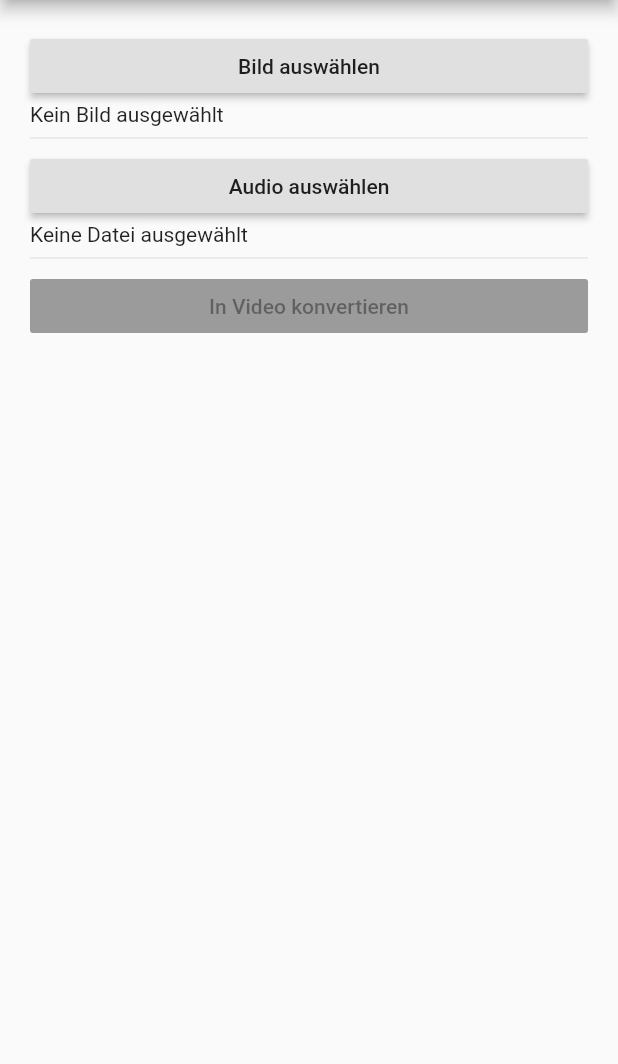
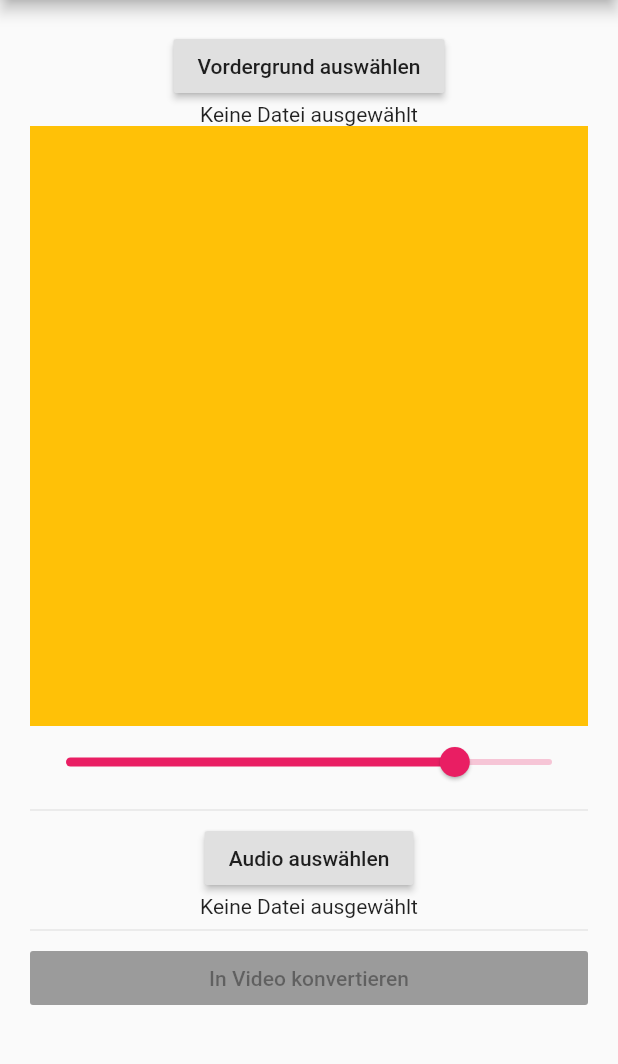
Before and after one commit to doodlezucc/SnippetFeed, a Flutter app: the screen it shows after launch, on a phone screen of 412 x 824 dp, the part 84-1148 px from its top. Run offline on Flutter 3.47's test engine with Material 2 defaults, Android fonts, the phone set to English and light mode, and no system bars; our stand-ins replace file_picker, transparent_image; missing offline and left inert: esys_flutter_share, flutter_ffmpeg, flutter_sound.

Commit message:
introduced status file class

```diff
--- a/lib/main.dart
+++ b/lib/main.dart
@@ -33,16 +33,26 @@ class MyHomePage extends StatefulWidget {
   _MyHomePageState createState() => _MyHomePageState();
 }
 
+class StatusFile {
+  FileStatus status;
+  File file;
+  FileType type;
+
+  StatusFile({@required this.type, this.status = FileStatus.NONE, this.file});
+}
+
 enum FileStatus { NONE, LOADING, FINISHED }
 
 class _MyHomePageState extends State<MyHomePage> {
-  File image;
-  File audio;
+  StatusFile front = StatusFile(type: FileType.IMAGE);
+  StatusFile back = StatusFile(type: FileType.IMAGE);
+  StatusFile audio = StatusFile(type: FileType.AUDIO);
+
+  double frontSize = 0.8;
+
   Directory appDir;
   int durationInMs;
   List<File> filesSorted;
-  FileStatus audioStatus = FileStatus.NONE;
-  FileStatus imageStatus = FileStatus.NONE;
 
   @override
   void initState() {
@@ -95,7 +105,7 @@ class _MyHomePageState extends State<MyHomePage> {
 
   void retrieveDuration() async {
     Map<dynamic, dynamic> info =
-        await _flutterFFmpeg.getMediaInformation(audio.path);
+        await _flutterFFmpeg.getMediaInformation(audio.file.path);
     int duration = info["duration"];
     print(duration);
     durationInMs = duration;
@@ -110,6 +120,8 @@ class _MyHomePageState extends State<MyHomePage> {
     setState(() {});
   }
 
+  void update(StatusFile file) => setState(() {});
+
   @override
   Widget build(BuildContext context) {
     return Scaffold(
@@ -119,72 +131,53 @@ class _MyHomePageState extends State<MyHomePage> {
         body: ListView(
           padding: EdgeInsets.all(20),
           children: <Widget>[
-            RaisedButton(
-              child: Text("Bild auswählen"),
-              onPressed: () async {
-                setState(() {
-                  imageStatus = FileStatus.LOADING;
-                });
-                String path =
-                    await FilePicker.getFilePath(type: FileType.IMAGE);
-                setState(() {
-                  if (path != null) {
-                    image = File(path);
-                    imageStatus = FileStatus.FINISHED;
-                  } else {
-                    imageStatus =
-                        image == null ? FileStatus.NONE : FileStatus.FINISHED;
-                  }
-                });
-              },
+            FileChooseButton(
+                chooseText: "Vordergrund auswählen",
+                file: front,
+                onUpdate: update),
+            Container(
+              color: Colors.amber,
+              height: 400,
+              child: Stack(
+                children: <Widget>[
+                  Center(
+                      child: front.status == FileStatus.FINISHED
+                          ? FadeInImage(
+                              image: FileImage(front.file),
+                              placeholder: MemoryImage(kTransparentImage),
+                              fit: BoxFit.contain,
+                              height: 400 * frontSize,
+                            )
+                          : Container()),
+                  Center(
+                      child: back.status == FileStatus.FINISHED
+                          ? FadeInImage(
+                              image: FileImage(back.file),
+                              placeholder: MemoryImage(kTransparentImage),
+                              fit: BoxFit.contain,
+                            )
+                          : Container()),
+                ],
+              ),
             ),
-            imageStatus == FileStatus.FINISHED
-                ? Container(
-                    margin: EdgeInsets.all(20),
-                    child: FadeInImage(
-                      image: FileImage(image),
-                      placeholder: MemoryImage(kTransparentImage),
-                      fit: BoxFit.cover,
-                    ),
-                    // decoration: BoxDecoration(boxShadow: [
-                    //   BoxShadow(blurRadius: 10, color: Colors.black38)
-                    // ]),
-                  )
-                : Text(imageStatus == FileStatus.LOADING
-                    ? "Wird geladen..."
-                    : "Kein Bild ausgewählt"),
+            Slider.adaptive(
+                value: frontSize,
+                onChanged: (v) {
+                  setState(() {
+                    frontSize = v;
+                  });
+                }),
             Divider(),
-            RaisedButton(
-              child: Text("Audio auswählen"),
-              onPressed: () async {
-                _AudioItemState.maybeShutUp();
-                setState(() {
-                  audioStatus = FileStatus.LOADING;
-                });
-                String path =
-                    await FilePicker.getFilePath(type: FileType.AUDIO);
-                setState(() {
-                  if (path != null) {
-                    audio = File(path);
-                    audioStatus = FileStatus.FINISHED;
-                    retrieveDuration();
-                  } else {
-                    audioStatus =
-                        audio == null ? FileStatus.NONE : FileStatus.FINISHED;
-                  }
-                });
-              },
+            FileChooseButton(
+              chooseText: "Audio auswählen",
+              file: audio,
+              onUpdate: update,
             ),
-            audioStatus == FileStatus.FINISHED
-                ? AudioItem(file: audio)
-                : Text(audioStatus == FileStatus.LOADING
-                    ? "Wird geladen..."
-                    : "Keine Datei ausgewählt"),
             Divider(),
             RaisedButton(
               child: Text("In Video konvertieren"),
-              onPressed: (audioStatus != FileStatus.FINISHED ||
-                      imageStatus != FileStatus.FINISHED)
+              onPressed: (audio.status != FileStatus.FINISHED ||
+                      front.status != FileStatus.FINISHED)
                   ? null
                   : () {
                       var innerContext;
@@ -192,10 +185,10 @@ class _MyHomePageState extends State<MyHomePage> {
 
                       double progress = 0;
                       makeVideo(
-                          image.path,
-                          audio.path,
+                          front.file.path,
+                          audio.file.path,
                           path.join(appDir.path,
-                              "${path.basenameWithoutExtension(audio.path)}.mp4"),
+                              "${path.basenameWithoutExtension(audio.file.path)}.mp4"),
                           (p) {
                         setInnerState(() {
                           progress = p;
@@ -274,6 +267,48 @@ class _MyHomePageState extends State<MyHomePage> {
                         .toList())
           ],
         ));
+  }
+}
+
+class FileChooseButton extends StatelessWidget {
+  final StatusFile file;
+  final void Function(StatusFile file) onUpdate;
+  final String chooseText;
+
+  const FileChooseButton(
+      {Key key,
+      @required this.file,
+      @required this.chooseText,
+      @required this.onUpdate})
+      : super(key: key);
+
+  @override
+  Widget build(BuildContext context) {
+    return Column(
+      children: <Widget>[
+        RaisedButton(
+          child: Text(chooseText),
+          onPressed: () async {
+            onUpdate(file..status = FileStatus.LOADING);
+            String path = await FilePicker.getFilePath(type: FileType.IMAGE);
+            if (path != null) {
+              onUpdate(file
+                ..file = File(path)
+                ..status = FileStatus.FINISHED);
+            } else {
+              onUpdate(file
+                ..status =
+                    file == null ? FileStatus.NONE : FileStatus.FINISHED);
+            }
+          },
+        ),
+        file.status == FileStatus.FINISHED
+            ? Container()
+            : Text(file.status == FileStatus.LOADING
+                ? "Wird geladen..."
+                : "Keine Datei ausgewählt")
+      ],
+    );
   }
 }
 
```
